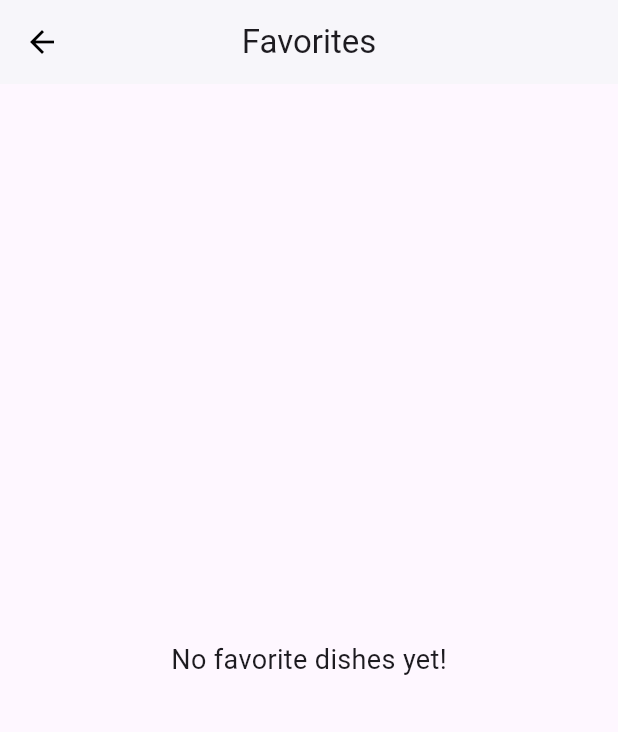
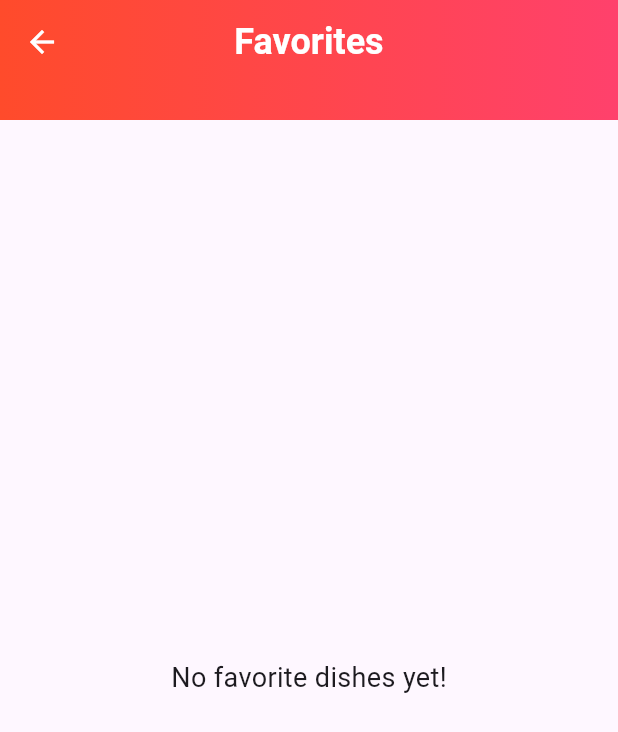
Before and after one commit to Neeha2005/Restaurant_app_using_flutter, a Flutter app: the FavoritesScreen screen opened directly, on a phone screen of 412 x 824 dp. Shown: the top 732 px of the screen. Run offline on Flutter 3.47's test engine with Material 3 defaults, Android fonts, the phone set to English and light mode, and no system bars; our stand-ins replace get.

Commit message:
favourites changes

```diff
--- a/lib/views/favorites_screen.dart
+++ b/lib/views/favorites_screen.dart
@@ -11,12 +11,27 @@ class FavoritesScreen extends StatelessWidget {
   @override
   Widget build(BuildContext context) {
     return Scaffold(
-      appBar: AppBar(
-        title: const Text("Favorites"),
-        backgroundColor: Colors.white,
-        elevation: 1,
-        centerTitle: true,
-        iconTheme: const IconThemeData(color: Colors.black),
+      appBar: PreferredSize(
+        preferredSize: const Size.fromHeight(80), // Taller AppBar
+        child: AppBar(
+          flexibleSpace: Container(
+            decoration: BoxDecoration(
+              gradient: LinearGradient(colors: [mainRed, mainPink]),
+            ),
+          ),
+          title: const Text(
+            "Favorites",
+            style: TextStyle(
+              fontWeight: FontWeight.bold,
+              color: Colors.white, // Text color white for contrast
+              fontSize: 24,
+            ),
+          ),
+          backgroundColor: Colors.transparent,
+          elevation: 0,
+          centerTitle: true,
+          iconTheme: const IconThemeData(color: Colors.white),
+        ),
       ),
       body: Obx(() {
         if (controller.favorites.isEmpty) {
```
